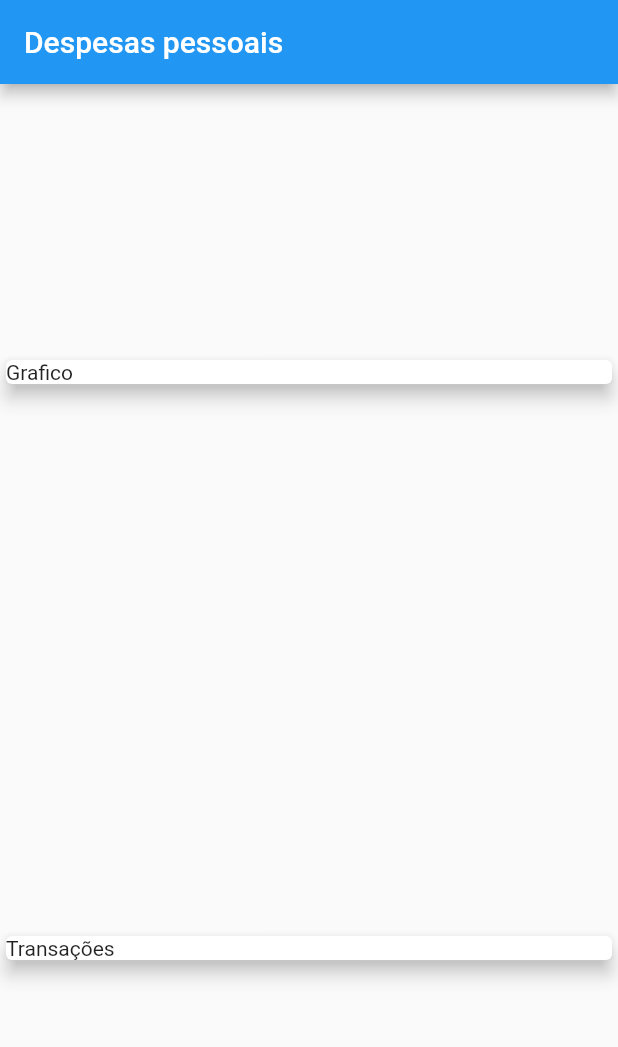
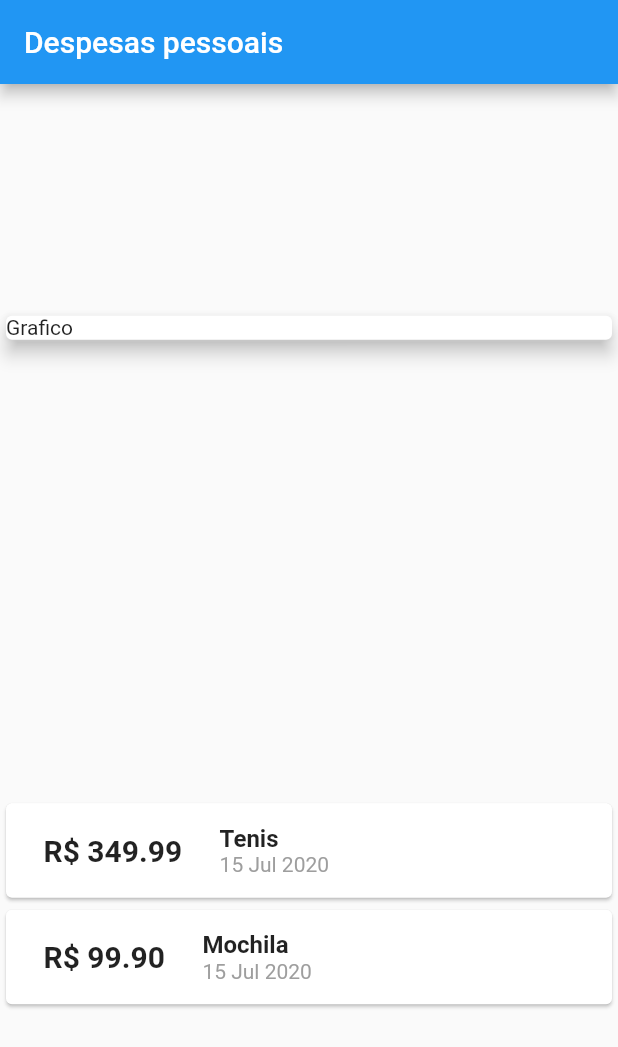
Before and after one commit to kiszewski/ExpensesApp, a Flutter app: the screen it shows after launch, on a phone screen of 412 x 824 dp. Shown: the top 1047 px of the screen. Run offline on Flutter 3.47's test engine with Material 2 defaults, Android fonts, the phone set to English and light mode, and no system bars.

Commit message:
criação e ajustes no componente transação

```diff
--- a/lib/main.dart
+++ b/lib/main.dart
@@ -1,5 +1,6 @@
 import 'package:expenses/models/transaction.dart';
 import 'package:flutter/material.dart';
+import 'package:intl/intl.dart';
 
 void main() {
   runApp(ExpensesApp());
@@ -15,7 +16,7 @@ class ExpensesApp extends StatelessWidget {
 }
 
 class MyHomePage extends StatelessWidget {
-   final _transactions = [
+  final _transactions = [
     Transaction(
       id: 't1',
       name: 'Tenis',
@@ -44,10 +45,34 @@ class MyHomePage extends StatelessWidget {
             elevation: 5,
             child: Text('Grafico'),
           ),
-          Card(
-            elevation: 5,
-            child: Text('Transações'),
-          ),
+          Column(
+              children: _transactions.map((tr) {
+            return Card(
+              child: Row(
+                children: <Widget>[
+                  Container(
+                    margin: EdgeInsets.symmetric(
+                      horizontal: 15,
+                      vertical: 10
+                    ),
+                    padding: EdgeInsets.all(10),
+                    child: Text(
+                      'R\$ ${tr.value.toStringAsFixed(2)}',
+                      style: TextStyle(fontSize: 20, fontWeight: FontWeight.bold),
+                    ),
+                  ),
+                  Column(
+                    crossAxisAlignment: CrossAxisAlignment.start,
+                    mainAxisAlignment: MainAxisAlignment.spaceBetween,
+                    children: <Widget>[
+                      Text(tr.name, style: TextStyle(fontSize: 16, fontWeight: FontWeight.bold)),
+                      Text(DateFormat('d MMM y').format(tr.date), style: TextStyle(color: Colors.grey))
+                    ],
+                  )
+                ],
+              ),
+            );
+          }).toList()),
         ],
       ),
     );
--- a/pubspec.yaml
+++ b/pubspec.yaml
@@ -23,7 +23,7 @@ environment:
 dependencies:
   flutter:
     sdk: flutter
-
+  intl: ^0.16.1
 
   # The following adds the Cupertino Icons font to your application.
   # Use with the CupertinoIcons class for iOS style icons.
```
Also changed, not shown: pubspec.lock.
